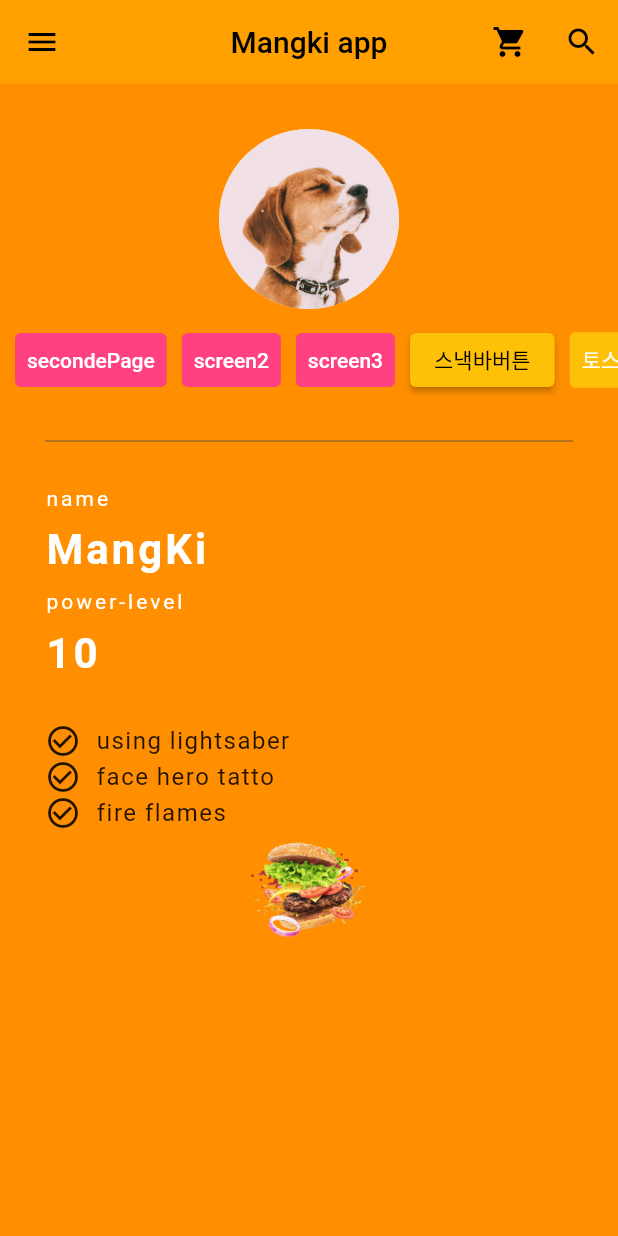
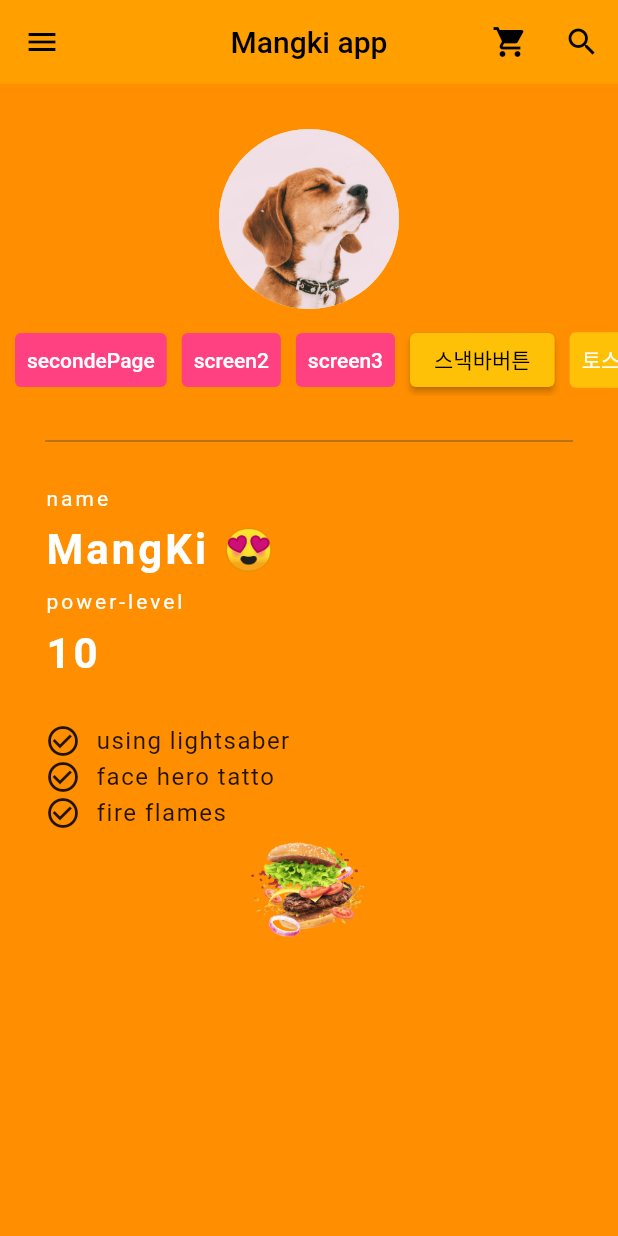
Before and after one commit to qkrtnfks128/flutter, a Flutter app: the screen it shows after launch, on a phone screen of 412 x 824 dp. Run offline on Flutter 3.47's test engine with Material 2 defaults, Android fonts, the phone set to English and light mode, and no system bars; our stand-ins replace fluttertoast.

Commit message:
v.2.2 - 앱 아이콘, 이름변경

```diff
--- a/lib/main.dart
+++ b/lib/main.dart
@@ -11,7 +11,7 @@ class MyApp extends StatelessWidget {
   Widget build(BuildContext context) {
     return MaterialApp(
       debugShowCheckedModeBanner: false, //디버그 빨간띠 없애기
-      title: 'first app', //앱을 총칭하는 이름
+      title: '망키의 앱', //앱을 총칭하는 이름
       theme: ThemeData(primarySwatch: Colors.amber //특정색의 음영을 사용
           ),
       initialRoute:'/',
--- a/lib/screen1.dart
+++ b/lib/screen1.dart
@@ -86,35 +86,32 @@ class Screen1 extends StatelessWidget {
           child: Column(
             crossAxisAlignment: CrossAxisAlignment.start,
             children: [
-              SizedBox(height: 30,),
+              SizedBox(height: 30),
               Center(
                 child: CircleAvatar(
                   backgroundImage: AssetImage('assets/images/dog.jpg'),
                   radius: 60,
                 ),
               ),
-              SizedBox(height: 10,),
-              Padding(
-                padding: const EdgeInsets.only(left: 10),
-                child: SingleChildScrollView(
+              SizedBox(height: 10),
+              SingleChildScrollView(
                 scrollDirection:Axis.horizontal,
                 child: Row(
                   children: [
+                    SizedBox(width: 10),
                     MyRoute(),//라우트버튼
-                      SizedBox(width: 10,),
+                    SizedBox(width: 10),
                     MyRoute1(),
-                      SizedBox(width: 10,),
+                    SizedBox(width: 10),
                     MyRoute2(),
-                      SizedBox(width: 10,),
+                    SizedBox(width: 10),
 
                     MySnackBar(//따로뺀 버튼,스낵바 만들기
                     ),
-                      SizedBox(width: 10,),
+                    SizedBox(width: 10),
                     MyToast(),//토스트버튼
-                      SizedBox(width: 10,),
-
+                    SizedBox(width: 10),
                   ],
-                  ),
                 ),
               ),
 
@@ -140,7 +137,7 @@ class Screen1 extends StatelessWidget {
                     SizedBox(
                       height: 10,
                     ),
-                    Text('MangKi',
+                    Text('MangKi 😍',
                         style: TextStyle(
                           color: Colors.white,
                           letterSpacing: 2.0,
--- a/pubspec.yaml
+++ b/pubspec.yaml
@@ -35,12 +35,6 @@ dependencies:
   # Use with the CupertinoIcons class for iOS style icons.
   cupertino_icons: ^1.0.2
   fluttertoast: ^8.0.8
-  flutter_launcher_icons: ^0.8.1
-
-flutter_icons:
-  android: true
-  ios: true
-  image_path: "assets/images/cola.png"
 
 dev_dependencies:
   flutter_test:
```
Also changed, not shown: pubspec.lock, 11 other files. Lines whose indentation alone changed are shown as unchanged.
